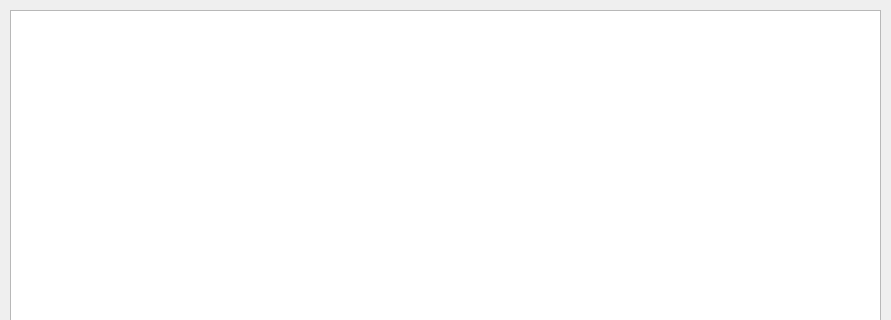
Old version of the form table.ui in the repository MrAnt1vit/espresso; both pictures show x 0 to 891 and y 0 to 320 of the 891 by 550 pixel window.
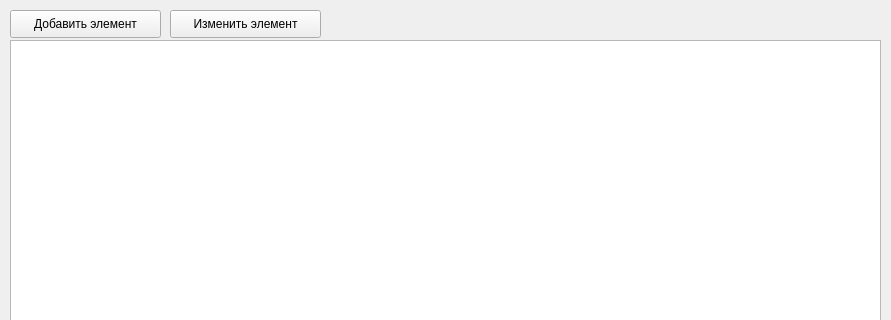
New version of the form.

The edit to the form file:
```diff
--- a/table.ui
+++ b/table.ui
@@ -17,12 +17,38 @@
    <property name="geometry">
     <rect>
      <x>10</x>
-     <y>10</y>
+     <y>40</y>
      <width>871</width>
-     <height>531</height>
+     <height>501</height>
     </rect>
    </property>
   </widget>
+  <widget class="QPushButton" name="addBtn">
+   <property name="geometry">
+    <rect>
+     <x>10</x>
+     <y>10</y>
+     <width>151</width>
+     <height>28</height>
+    </rect>
+   </property>
+   <property name="text">
+    <string>Добавить элемент</string>
+   </property>
+  </widget>
+  <widget class="QPushButton" name="changeBtn">
+   <property name="geometry">
+    <rect>
+     <x>170</x>
+     <y>10</y>
+     <width>151</width>
+     <height>28</height>
+    </rect>
+   </property>
+   <property name="text">
+    <string>Изменить элемент</string>
+   </property>
+  </widget>
  </widget>
  <resources/>
  <connections/>
```
